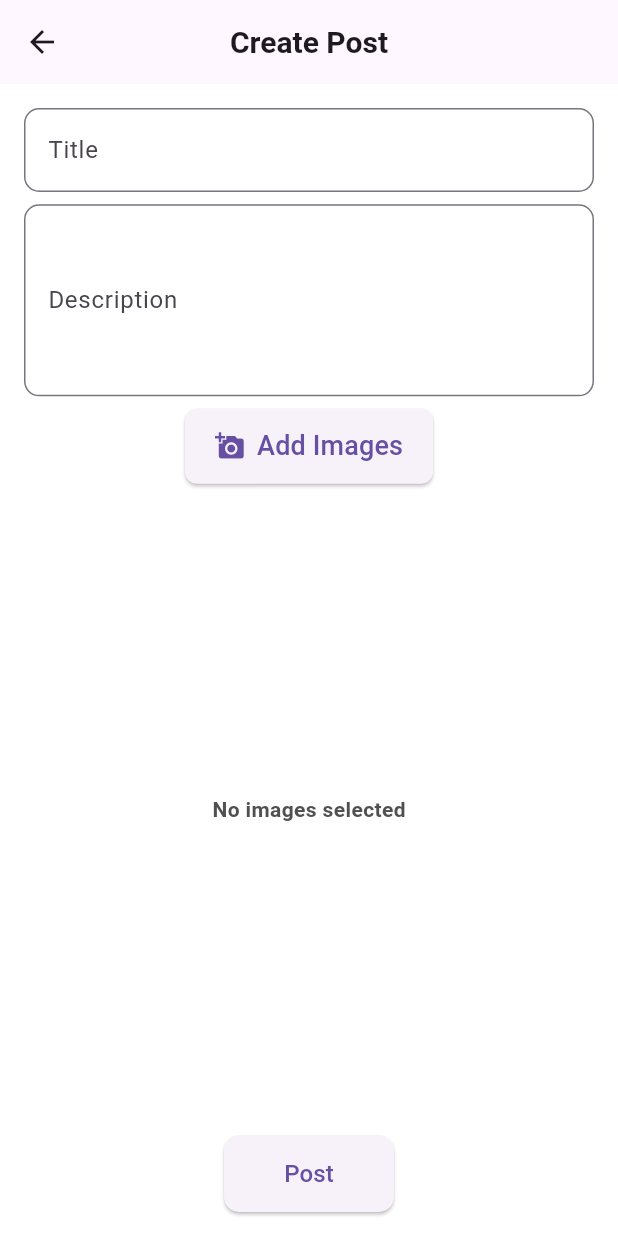
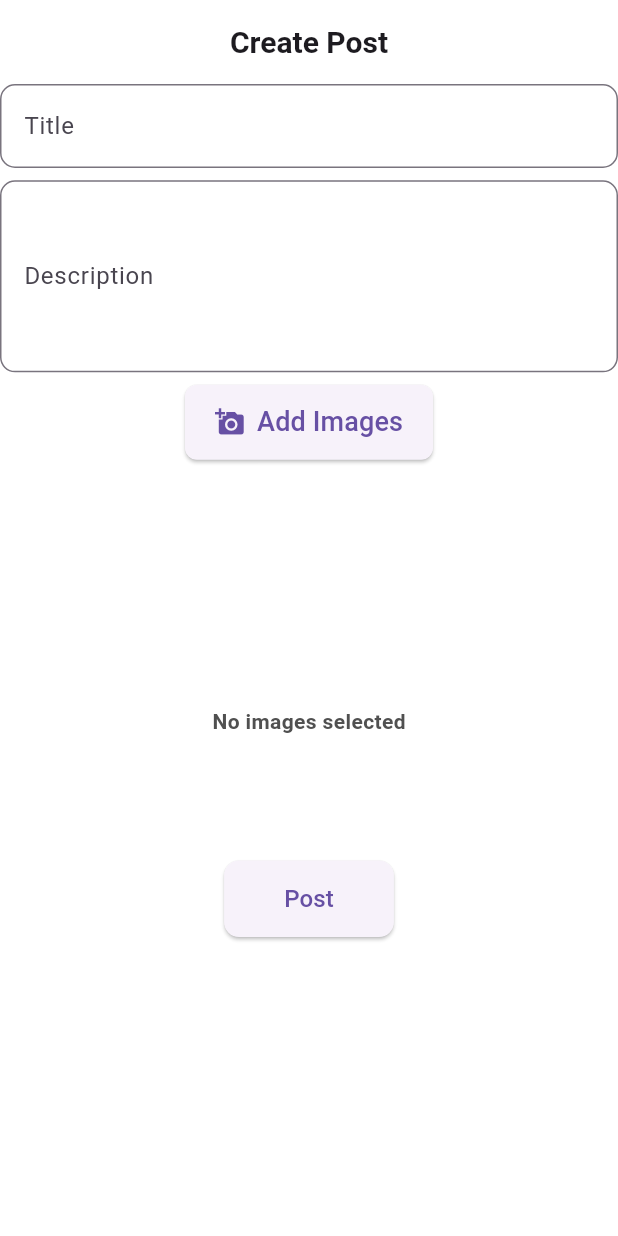
Before and after one commit to waqas1343/Qabil.jobs, a Flutter app: the QueryScreen screen opened directly, on a phone screen of 412 x 824 dp. Run offline on Flutter 3.47's test engine with Material 3 defaults, Android fonts, the phone set to English and light mode, and no system bars; our stand-ins replace another_flushbar, carousel_slider, image_picker, pinput, timeago; Roboto replaces fonts that are missing (KumbhSans-VariableFont_YOPQ,wght.ttf).

Commit message:
adjust bottomsheet overflow

```diff
--- a/lib/View/screens/query_screen/query_screen.dart
+++ b/lib/View/screens/query_screen/query_screen.dart
@@ -1,5 +1,6 @@
 import 'package:flutter/material.dart';
 import 'package:provider/provider.dart';
+import 'package:qabil_project01_final/constant/app_colours/appcolors.dart';
 import '../../../constant/app_sizes/app_sizes.dart';
 import '../../../view_model/controller/query_post_controller/query_post_controller.dart';
 
@@ -11,12 +12,14 @@ class QueryScreen extends StatelessWidget {
     final queryController = Provider.of<QueryController>(context);
 
     return Scaffold(
+      backgroundColor: AppColors.appBackground,
       appBar: AppBar(
         title: const Text("Create Post"),
         centerTitle: true,
+        backgroundColor: AppColors.appBackground,
+        automaticallyImplyLeading: false,
       ),
-      body: Padding(
-        padding: const EdgeInsets.all(16),
+      body: SingleChildScrollView(
         child: Column(
           crossAxisAlignment: CrossAxisAlignment.start,
           children: [
@@ -54,9 +57,8 @@ class QueryScreen extends StatelessWidget {
                 ),
               ),
             ),
-            SizedBox(height: AppSizes.height01(context)),
-            Expanded(
-              child: queryController.imagesList.isNotEmpty
+            SizedBox(height: AppSizes.height20(context)),
+            queryController.imagesList.isNotEmpty
                 ? GridView.builder(
                     itemCount: queryController.imagesList.length,
                     gridDelegate:
@@ -97,8 +99,7 @@ class QueryScreen extends StatelessWidget {
                     },
                   )
                 : const Center(child: Text("No images selected")),
-            ),
-            SizedBox(height: AppSizes.height01(context)),
+            SizedBox(height: AppSizes.height10(context)),
             Center(
               child: ElevatedButton(
                 onPressed: () =>
--- a/lib/constant/app_sizes/app_sizes.dart
+++ b/lib/constant/app_sizes/app_sizes.dart
@@ -37,6 +37,7 @@ class AppSizes {
   static double smallBodyText(BuildContext context) => getWidth(context, 0.04);
 
   // Height-based calculations for various heights
+  static double height001(BuildContext context) => getHeight(context, 0.005);
   static double height01(BuildContext context) => getHeight(context, 0.01);
   static double height02(BuildContext context) => getHeight(context, 0.02);
   static double height03(BuildContext context) => getHeight(context, 0.03);
@@ -47,7 +48,7 @@ class AppSizes {
   static double height08(BuildContext context) => getHeight(context, 0.08);
   static double height09(BuildContext context) => getHeight(context, 0.09);
 
-  static double height10(BuildContext context) => getHeight(context, 0.06);
+  static double height10(BuildContext context) => getHeight(context, 0.10);
   static double height20(BuildContext context) => getHeight(context, 0.20);
   static double height30(BuildContext context) => getHeight(context, 0.30);
   static double height40(BuildContext context) => getHeight(context, 0.40);
--- a/lib/main.dart
+++ b/lib/main.dart
@@ -15,7 +15,7 @@ void main() {
   SystemChrome.setSystemUIOverlayStyle(
     const SystemUiOverlayStyle(
       statusBarColor: AppColors.cardsColor2,
-      statusBarIconBrightness: Brightness.dark,
+      statusBarIconBrightness: Brightness.light,
       statusBarBrightness: Brightness.light,
       systemNavigationBarColor: AppColors.cardsColor2,
     ),
--- a/lib/widgets/CustombottomNavbar/custom_navbar.dart
+++ b/lib/widgets/CustombottomNavbar/custom_navbar.dart
@@ -17,7 +17,6 @@ class CustomNavbar extends StatelessWidget {
   Widget build(BuildContext context) {
     return Consumer<BottomRollController>(
       builder: (context, provider, child) {
-        // Role-Based Pages
         final pages = provider.role == "mentor"
             ? [
                 DashboardScreen(),
@@ -54,6 +53,8 @@ class CustomNavbar extends StatelessWidget {
                     child: IconButton(
                       onPressed: () {
                         showModalBottomSheet(
+                          backgroundColor: AppColors.appBackground,
+                          // isScrollControlled: true,
                           scrollControlDisabledMaxHeightRatio: 0.8,
                           context: context,
                           builder: (context) {
```
Also changed, not shown: 125 other files. Lines whose indentation alone changed are shown as unchanged.
